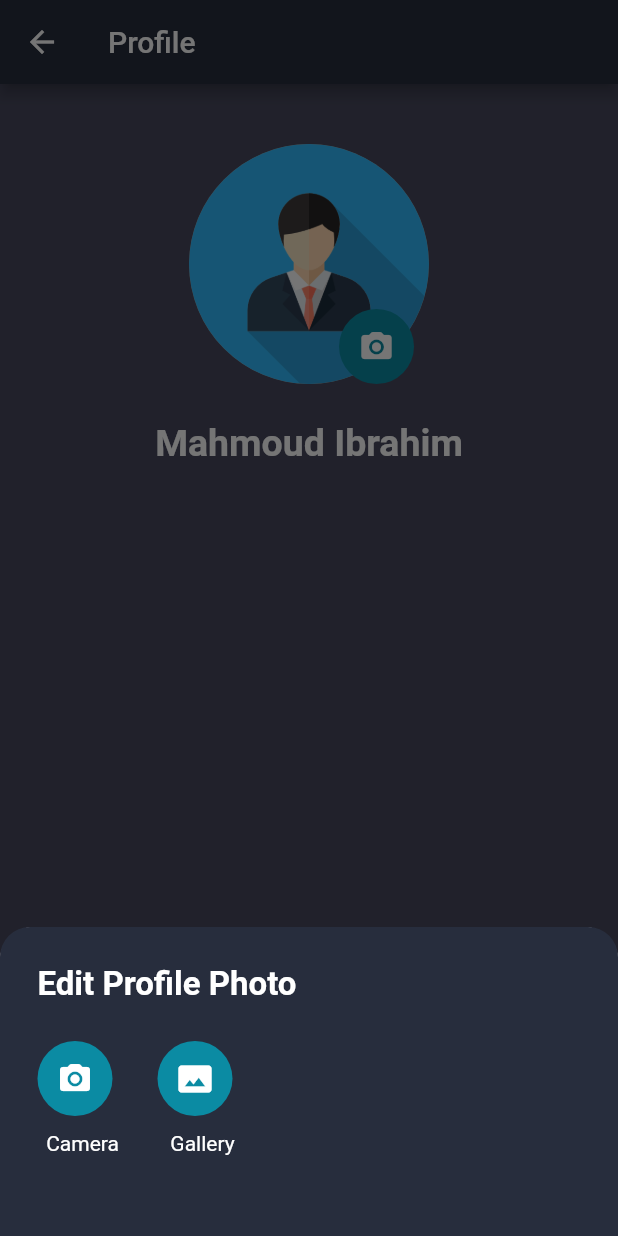
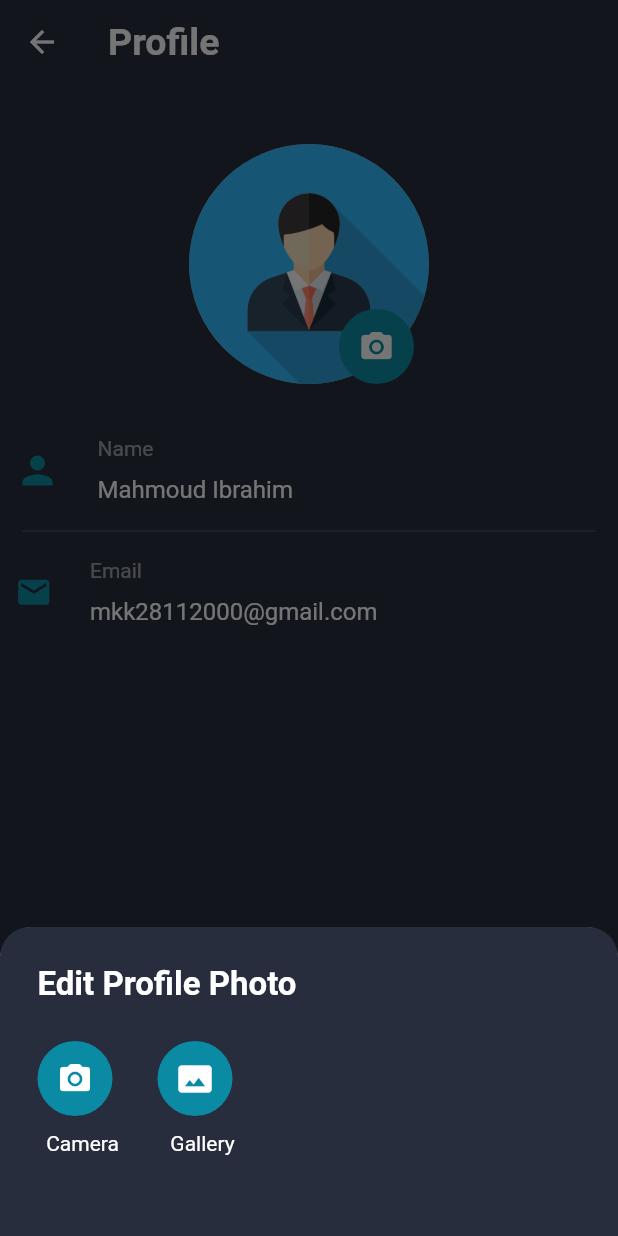
Before and after one commit to ma7moudk3/FireStore-Chat-App, a Flutter app: the ProfileScreen screen opened directly, after a tap on the "camera alt" icon, on a phone screen of 412 x 824 dp. Run offline on Flutter 3.47's test engine with Material 2 defaults, Android fonts, the phone set to English and light mode, and no system bars; our stand-ins replace cached_network_image, cloud_firestore, firebase_auth, firebase_core, firebase_storage, flutter_chat_bubble and 2 more; missing offline and left inert: animated_drawer; accounts and stored records are empty; network calls fail.

Commit message:
Second Commit

```diff
--- a/lib/screens/chat_screen.dart
+++ b/lib/screens/chat_screen.dart
@@ -16,22 +16,7 @@ class ChatScreen extends StatefulWidget {
 }
 
 class _ChatScreenState extends State<ChatScreen> {
-  final ScrollController _scrollController = ScrollController();
-
-  // void getUserImage() async {
-  //   FirebaseFirestore.instance
-  //       .collection('user')
-  //       .get()
-  //       .then((QuerySnapshot querySnapshot) => {
-  //             querySnapshot.docs.forEach((doc) {
-  //               if (doc["uid"] == FirebaseAuth.instance.currentUser.uid)
-  //
-  //             })
-  //           });
-  // }
-
   Widget build(BuildContext context) {
-    // getUserImage();
     return Scaffold(
       backgroundColor: Theme.of(context).primaryColor,
       appBar: AppBar(
@@ -40,7 +25,10 @@ class _ChatScreenState extends State<ChatScreen> {
         leading: Padding(
           padding: const EdgeInsets.only(left: 20.0),
           child: CircleAvatar(
-              radius: 20.0, backgroundImage: NetworkImage(widget.userImage)),
+              radius: 20.0,
+              backgroundImage: widget.userImage == null
+                  ? AssetImage('assets/images/user.png')
+                  : NetworkImage(widget.userImage)),
         ),
         title: Text(widget.userName),
         actions: [
--- a/lib/screens/home_screen.dart
+++ b/lib/screens/home_screen.dart
@@ -150,18 +150,6 @@ class _HomeScreenState extends State<HomeScreen> {
                 '       My Chat',
                 style: TextStyle(fontWeight: FontWeight.bold, fontSize: 25),
               ),
-              // actions: [
-              //   IconButton(
-              //       icon: Icon(Icons.group_rounded),
-              //       onPressed: () {
-              //         Navigator.push(
-              //             context,
-              //             MaterialPageRoute(
-              //                 builder: (ctx) => ChatScreen(
-              //                       receiverId: "all",
-              //                     )));
-              //       }),
-              // ],
             ),
             body: SingleChildScrollView(
               child: Column(
@@ -249,8 +237,12 @@ class _HomeScreenState extends State<HomeScreen> {
                                             fontSize: 18),
                                       ),
                                       leading: CircleAvatar(
-                                        backgroundImage: NetworkImage(
-                                            docs[index]['imageUrl']),
+                                        backgroundImage:
+                                            docs[index]['imageUrl'] == null
+                                                ? AssetImage(
+                                                    'assets/images/user.png')
+                                                : NetworkImage(
+                                                    docs[index]['imageUrl']),
                                       ),
                                       subtitle: Text(
                                         docs[index]['email'],
--- a/lib/screens/profile_screen.dart
+++ b/lib/screens/profile_screen.dart
@@ -24,14 +24,23 @@ class _ProfileScreenState extends State<ProfileScreen> {
       setState(() {
         _pickedImage = File(pickedImageFile.path);
       });
-
+      final ref = FirebaseStorage.instance
+          .ref()
+          .child('userImage')
+          .child(auth.currentUser.uid + "jpg");
+      await ref.putFile(_pickedImage);
+      var url = await ref.getDownloadURL();
+      await FirebaseFirestore.instance
+          .collection('user')
+          .doc(auth.currentUser.uid)
+          .update({'imageUrl': url});
     } else {
       print('no Image selected');
     }
   }
 
   String userImage;
-  void getUserImage() async{
+  void getUserImage() async {
     FirebaseFirestore.instance
         .collection('user')
         .get()
@@ -44,13 +53,15 @@ class _ProfileScreenState extends State<ProfileScreen> {
 
   @override
   Widget build(BuildContext context) {
-    getUserImage();
     return Scaffold(
-      backgroundColor: Theme.of(context).accentColor,
+      backgroundColor: Theme.of(context).primaryColor,
       appBar: AppBar(
-        title: Text('Profile'),
+        elevation: 0,
+        title: Text('Profile',
+            style: TextStyle(fontWeight: FontWeight.bold, fontSize: 25)),
       ),
-      body: Column(
+      body: SingleChildScrollView(
+        child: Column(
           crossAxisAlignment: CrossAxisAlignment.center,
           children: [
             SizedBox(
@@ -61,8 +72,9 @@ class _ProfileScreenState extends State<ProfileScreen> {
                 CircleAvatar(
                     radius: 80,
                     backgroundColor: Colors.grey,
-                backgroundImage:  _pickedImage != null ? FileImage(_pickedImage) : AssetImage('assets/images/user.png')
-                      ),
+                    backgroundImage: _pickedImage != null
+                        ? FileImage(_pickedImage)
+                        : AssetImage('assets/images/user.png')),
                 Positioned(
                   right: 0,
                   bottom: 0,
@@ -86,30 +98,75 @@ class _ProfileScreenState extends State<ProfileScreen> {
               ]),
             ),
             SizedBox(height: 25),
+            Padding(
+              padding: const EdgeInsets.all(10),
+              child: Row(
+                children: [
+                  Icon(
+                    Icons.person,
+                    color: Theme.of(context).buttonColor,
+                    size: 30,
+                  ),
+                  SizedBox(
+                    width: 25,
+                  ),
+                  Column(
+                    crossAxisAlignment: CrossAxisAlignment.start,
+                    children: [
+                      Text(
+                        'Name',
+                        style: TextStyle(color: Colors.white54),
+                      ),
+                      SizedBox(
+                        height: 10,
+                      ),
                       Text(
                         'Mahmoud Ibrahim',
-            style: TextStyle(
-              color: Colors.white,
-              fontWeight: FontWeight.bold,
-              fontSize: 25,
+                        style: TextStyle(color: Colors.white, fontSize: 16),
+                      ),
+                    ],
+                  ),
+                ],
               ),
             ),
-          SizedBox(height:MediaQuery.of(context).size.height*0.5),
-          RaisedButton(
-              child: Text('Save',style: TextStyle(color: Colors.white),),
-              onPressed: () async {
-                final ref = FirebaseStorage.instance
-                    .ref()
-                    .child('userImage')
-                    .child(auth.currentUser.uid + "jpg");
-                await ref.putFile(_pickedImage);
-                var url = await ref.getDownloadURL();
-                await FirebaseFirestore.instance
-                    .collection('user')
-                    .doc(auth.currentUser.uid)
-                    .update({'imageUrl': url});
-              })
+            Divider(
+              color: Colors.white24,
+              indent: 15,
+              endIndent: 15,
+            ),
+            Padding(
+              padding: const EdgeInsets.all(10),
+              child: Row(
+                children: [
+                  Icon(
+                    Icons.email,
+                    color: Theme.of(context).buttonColor,
+                    size: 25,
+                  ),
+                  SizedBox(
+                    width: 25,
+                  ),
+                  Column(
+                    crossAxisAlignment: CrossAxisAlignment.start,
+                    children: [
+                      Text(
+                        'Email',
+                        style: TextStyle(color: Colors.white54),
+                      ),
+                      SizedBox(
+                        height: 10,
+                      ),
+                      Text(
+                        'mkk28112000@gmail.com',
+                        style: TextStyle(color: Colors.white, fontSize: 16),
+                      ),
                     ],
+                  ),
+                ],
+              ),
+            ),
+          ],
+        ),
       ),
     );
   }
```
Also changed, not shown: lib/screens/auth_screen.dart (+14 -16 lines). Lines whose indentation alone changed are shown as unchanged.
